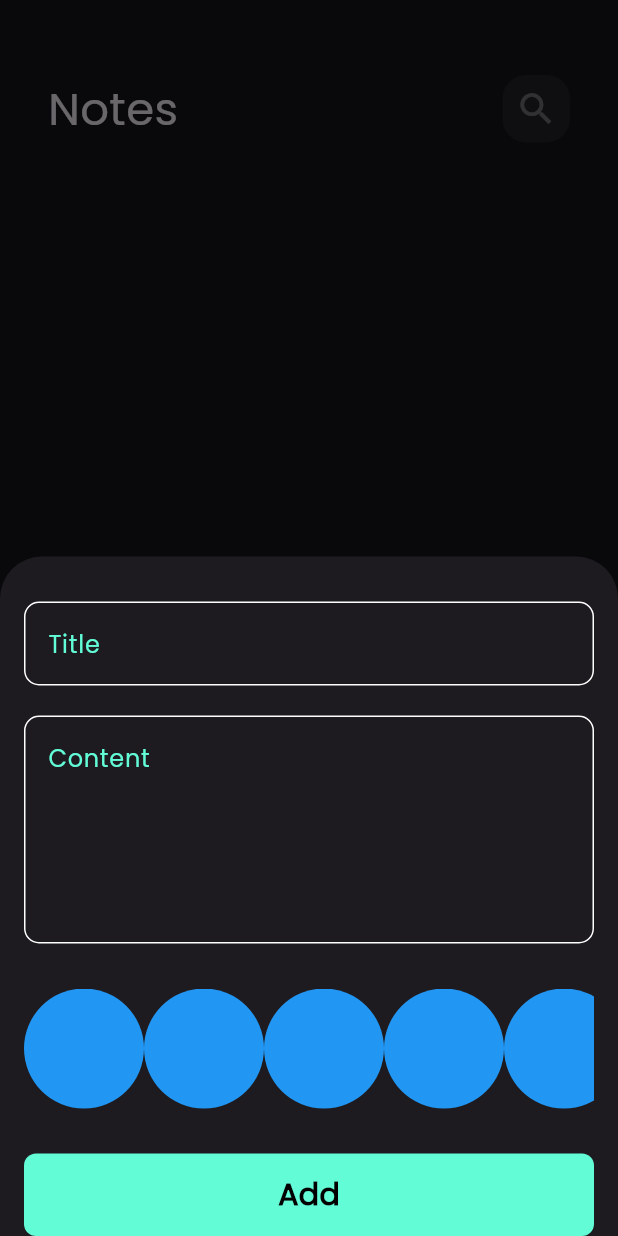
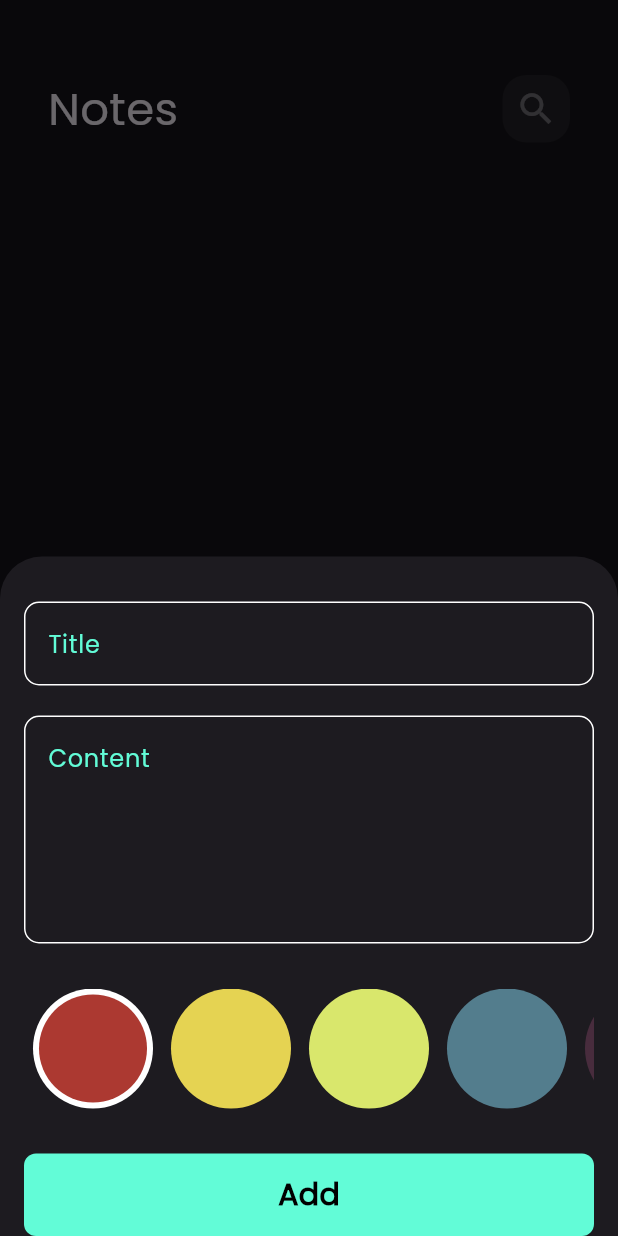
Before and after one commit to MohamedAssem-663/notes_app, a Flutter app: the screen it shows after launch, after a tap on the "add" icon, on a phone screen of 412 x 824 dp. Run offline on Flutter 3.47's test engine with Material 3 defaults, Android fonts, the phone set to English and light mode, and no system bars; our stand-ins replace flutter_bloc, font_awesome_flutter, hive, hive_flutter; accounts and stored records are empty.

Commit message:
colors list view done

```diff
--- a/lib/widgets/colors_list_view.dart
+++ b/lib/widgets/colors_list_view.dart
@@ -1,29 +1,64 @@
 import 'package:flutter/material.dart';
 
 class ColorItem extends StatelessWidget {
-  const ColorItem({super.key});
-
+  const ColorItem({super.key, required this.isActive, required this.color});
+  final bool isActive;
+  final Color color;
   @override
   Widget build(BuildContext context) {
-    return const CircleAvatar(
-      radius: 40,
-      backgroundColor: Colors.blue,
-    );
+    return isActive
+        ? CircleAvatar(
+            backgroundColor: Colors.white,
+            radius: 40,
+            child: CircleAvatar(
+              radius: 36,
+              backgroundColor: color,
+            ),
+          )
+        : CircleAvatar(
+            radius: 40,
+            backgroundColor: color,
+          );
   }
 }
 
-class ClolrsListView extends StatelessWidget {
+class ClolrsListView extends StatefulWidget {
   const ClolrsListView({super.key});
 
+  @override
+  State<ClolrsListView> createState() => _ClolrsListViewState();
+}
+
+class _ClolrsListViewState extends State<ClolrsListView> {
+  int currentIndex = 0;
+  List<Color> colors = const [
+    Color(0xffAC3931),
+    Color(0xffE5D352),
+    Color(0xffD9E76C),
+    Color(0xff537D8D),
+    Color(0xff482C3D),
+  ];
   @override
   Widget build(BuildContext context) {
     return SizedBox(
       height: 40 * 2,
       child: ListView.builder(
-        itemCount: 10,
+        itemCount: colors.length,
         scrollDirection: Axis.horizontal,
         itemBuilder: (context, index) {
-          return const ColorItem();
+          return Padding(
+            padding: const EdgeInsets.symmetric(horizontal: 6),
+            child: GestureDetector(
+              onTap: () {
+                currentIndex = index;
+                setState(() {});
+              },
+              child: ColorItem(
+                isActive: currentIndex == index,
+                color: colors[index],
+              ),
+            ),
+          );
         },
       ),
     );
```
